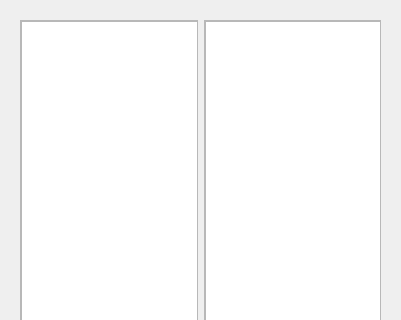
gneagu/Reworked_EcoCar_Diagnostic, file gui/eventUI.ui: the form before one commit; both pictures show x 0 to 401 and y 0 to 320 of the 401 by 476 pixel window.
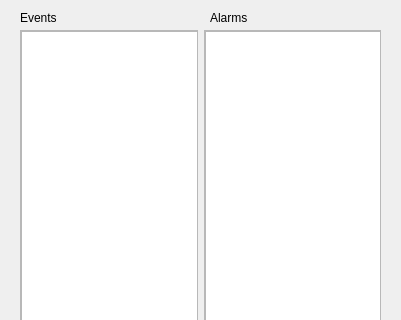
The form after the commit.

Commit message: Fixed Reading Buffer for Alarms/Events

Diff of the .ui file:
```diff
--- a/gui/eventUI.ui
+++ b/gui/eventUI.ui
@@ -16,16 +16,28 @@
     <verstretch>0</verstretch>
    </sizepolicy>
   </property>
+  <property name="minimumSize">
+   <size>
+    <width>401</width>
+    <height>476</height>
+   </size>
+  </property>
+  <property name="maximumSize">
+   <size>
+    <width>401</width>
+    <height>476</height>
+   </size>
+  </property>
   <property name="windowTitle">
    <string>Dialog</string>
   </property>
-  <widget class="QWidget" name="">
+  <widget class="QWidget" name="layoutWidget">
    <property name="geometry">
     <rect>
      <x>20</x>
-     <y>20</y>
+     <y>30</y>
      <width>361</width>
-     <height>441</height>
+     <height>431</height>
     </rect>
    </property>
    <layout class="QHBoxLayout" name="horizontalLayout">
@@ -40,7 +52,7 @@
          <x>0</x>
          <y>0</y>
          <width>174</width>
-         <height>437</height>
+         <height>427</height>
         </rect>
        </property>
        <widget class="QListView" name="eventList">
@@ -67,7 +79,7 @@
          <x>0</x>
          <y>0</y>
          <width>174</width>
-         <height>437</height>
+         <height>427</height>
         </rect>
        </property>
        <widget class="QListView" name="alarmList">
@@ -85,6 +97,32 @@
     </item>
    </layout>
   </widget>
+  <widget class="QLabel" name="label">
+   <property name="geometry">
+    <rect>
+     <x>20</x>
+     <y>10</y>
+     <width>55</width>
+     <height>16</height>
+    </rect>
+   </property>
+   <property name="text">
+    <string>Events</string>
+   </property>
+  </widget>
+  <widget class="QLabel" name="label_2">
+   <property name="geometry">
+    <rect>
+     <x>210</x>
+     <y>10</y>
+     <width>55</width>
+     <height>16</height>
+    </rect>
+   </property>
+   <property name="text">
+    <string>Alarms</string>
+   </property>
+  </widget>
  </widget>
  <resources/>
  <connections/>
```
The commit also changes 2 other files.
